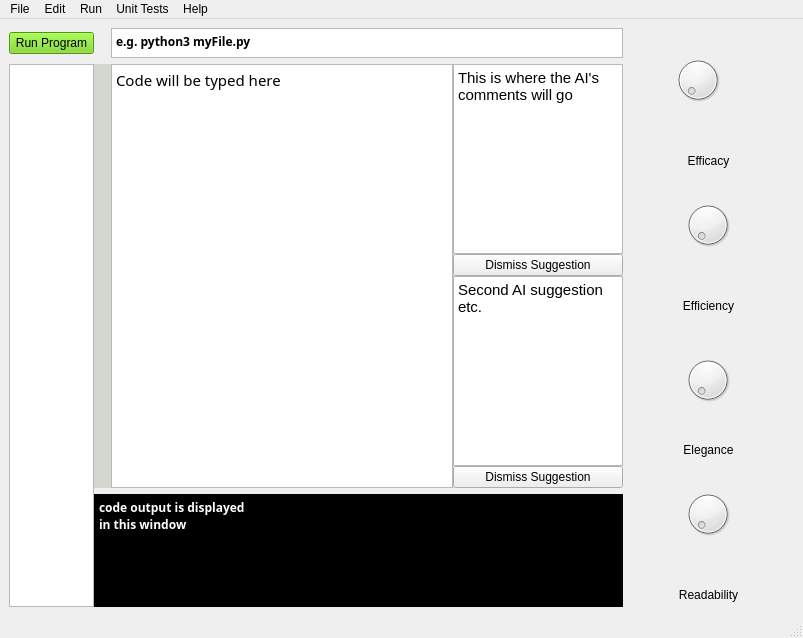
Before: the Qt Designer form version2.ui in starswap/MLProgrammingIDE, drawn with Qt 5.
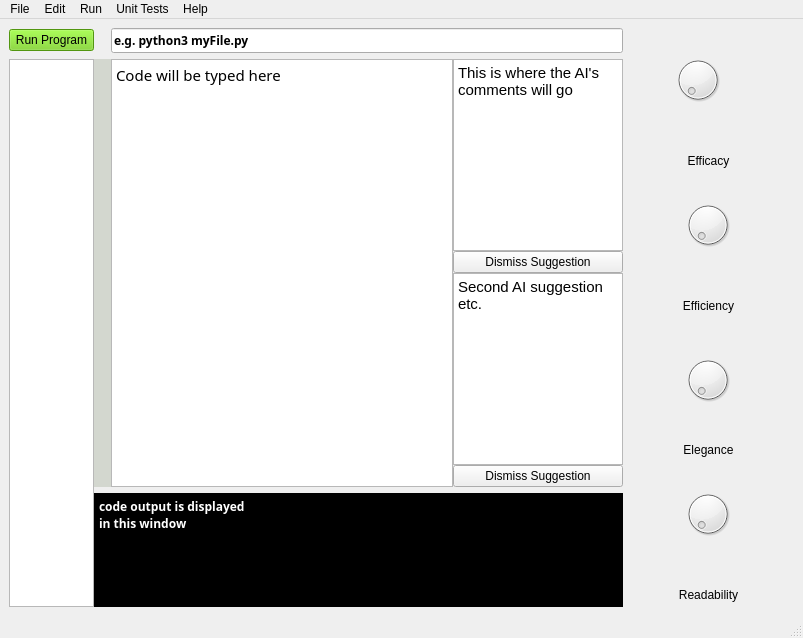
After: the same form once the commit is applied.

Patch:
```diff
--- a/version2.ui
+++ b/version2.ui
@@ -72,35 +72,6 @@
       </property>
      </widget>
     </item>
-    <item row="0" column="2" colspan="2">
-     <widget class="QPlainTextEdit" name="runCommandBox">
-      <property name="sizePolicy">
-       <sizepolicy hsizetype="Expanding" vsizetype="Maximum">
-        <horstretch>0</horstretch>
-        <verstretch>0</verstretch>
-       </sizepolicy>
-      </property>
-      <property name="maximumSize">
-       <size>
-        <width>16777215</width>
-        <height>30</height>
-       </size>
-      </property>
-      <property name="font">
-       <font>
-        <family>Tlwg Mono</family>
-        <weight>75</weight>
-        <bold>true</bold>
-       </font>
-      </property>
-      <property name="styleSheet">
-       <string notr="true"/>
-      </property>
-      <property name="plainText">
-       <string>e.g. python3 myFile.py</string>
-      </property>
-     </widget>
-    </item>
     <item row="0" column="4" rowspan="3">
      <layout class="QVBoxLayout" name="verticalLayout" stretch="5,1,5,1,5,1,5,1">
       <item>
@@ -293,6 +264,20 @@
       </property>
      </widget>
     </item>
+    <item row="0" column="2" colspan="2">
+     <widget class="QLineEdit" name="lineEdit">
+      <property name="font">
+       <font>
+        <family>Tlwg Mono</family>
+        <weight>75</weight>
+        <bold>true</bold>
+       </font>
+      </property>
+      <property name="text">
+       <string>e.g. python3 myFile.py</string>
+      </property>
+     </widget>
+    </item>
    </layout>
   </widget>
   <widget class="QMenuBar" name="menubar">
```
Left out of the diff: 46 changed lines with no effect on the pictures.
